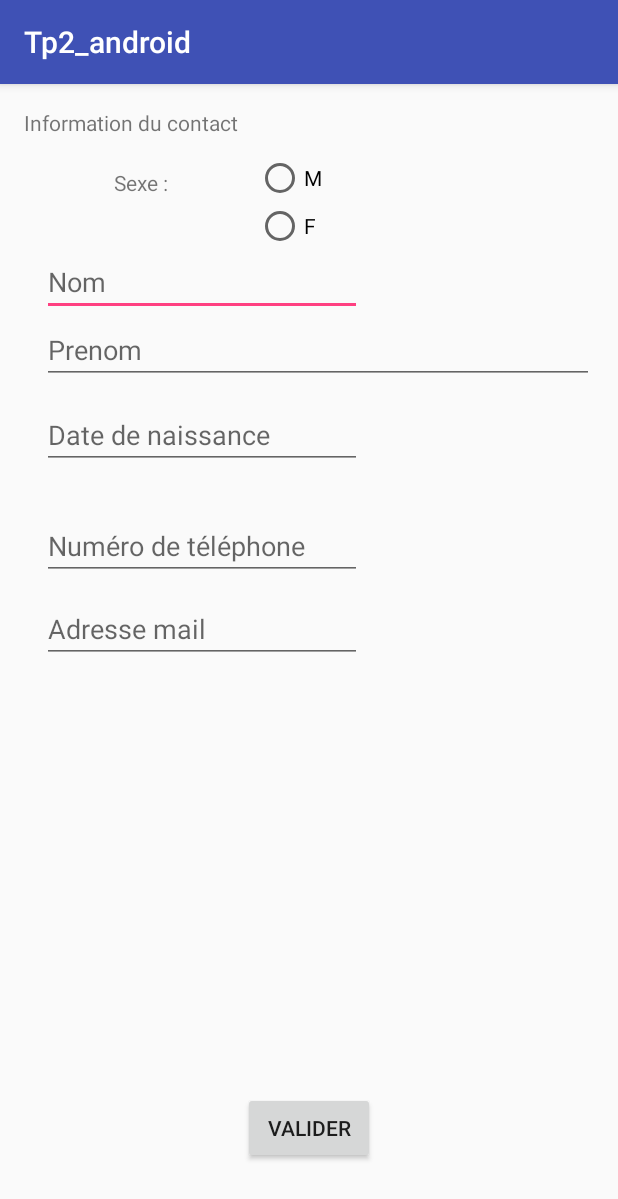
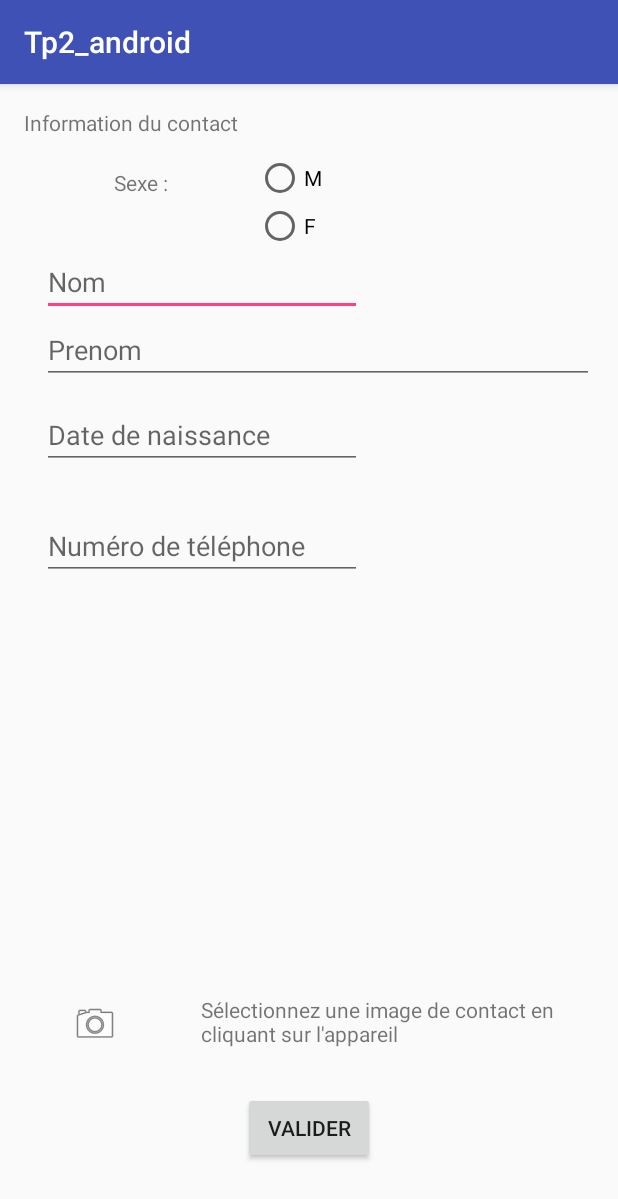
Before and after one commit to Jeremy-Duval/Tp-Android, an Android app: the newContact screen opened directly, with no data from a screen before it, on a phone screen of 412 x 824 dp. Shown: the top 1199 px of the screen. Run offline under Robolectric (Android 15) with nearby library versions, the phone set to English and light mode, and no system bars.

Commit message:
starting management photo contact

```diff
--- a/Listes_exo3/app/build.gradle
+++ b/Listes_exo3/app/build.gradle
@@ -26,4 +26,6 @@ dependencies {
     })
     compile 'com.android.support:appcompat-v7:25.1.1'
     testCompile 'junit:junit:4.12'
+    compile 'com.google.code.gson:gson:2.2.4'
+    compile 'com.android.support:design:25.1.1'
 }
--- a/Listes_exo3/app/src/main/AndroidManifest.xml
+++ b/Listes_exo3/app/src/main/AndroidManifest.xml
@@ -1,6 +1,7 @@
 <?xml version="1.0" encoding="utf-8"?>
 <manifest xmlns:android="http://schemas.android.com/apk/res/android"
     package="guevara.valentin.tp2_android">
+    <uses-permission android:name="android.permission.READ_EXTERNAL_STORAGE" />
     <uses-permission android:name="android.permission.CALL_PHONE" />
     <application
         android:allowBackup="true"
--- a/Listes_exo3/app/src/main/java/guevara/valentin/tp2_android/newContact.java
+++ b/Listes_exo3/app/src/main/java/guevara/valentin/tp2_android/newContact.java
@@ -4,12 +4,17 @@ import android.app.AlertDialog;
 import android.app.DatePickerDialog;
 import android.content.DialogInterface;
 import android.content.Intent;
+import android.database.Cursor;
+import android.net.Uri;
+import android.provider.MediaStore;
 import android.support.v7.app.AppCompatActivity;
 import android.os.Bundle;
+import android.util.Log;
 import android.view.View;
 import android.widget.Button;
 import android.widget.DatePicker;
 import android.widget.EditText;
+import android.widget.ImageView;
 import android.widget.RadioButton;
 
 import java.text.SimpleDateFormat;
@@ -18,11 +23,15 @@ import java.util.HashMap;
 import java.util.Locale;
 
 public class newContact extends AppCompatActivity {
-
+    private static final int SELECT_PICTURE = 100;
+    private static final String TAG = "MainActivity";
+    private String path;
+    private Uri selectedImageUri;
     Calendar myCalendar = Calendar.getInstance();
     EditText dateNaiss;
     RadioButton masc,fem;
-    EditText nom,prenom,numero,mail;
+    EditText nom,prenom,numero;
+    ImageView imageContact;
     Button valid;
 
     DatePickerDialog.OnDateSetListener date = new DatePickerDialog.OnDateSetListener() {
@@ -58,7 +67,7 @@ public class newContact extends AppCompatActivity {
         nom = (EditText) findViewById(R.id.editText2);
         prenom = (EditText) findViewById(R.id.editText3);
         numero = (EditText) findViewById(R.id.editText4);
-        mail =  (EditText) findViewById(R.id.editText5);
+        imageContact =  (ImageView) findViewById(R.id.imageContact);
         valid = (Button) findViewById(R.id.button);
 
         dateNaiss.setOnClickListener(new android.view.View.OnClickListener() {
@@ -72,10 +81,22 @@ public class newContact extends AppCompatActivity {
             }
         });
 
+        imageContact.setOnClickListener(new View.OnClickListener() {
+            @Override
+            public void onClick(View v) {
+                Intent intent = new Intent();
+                intent.setType("image/*");
+                intent.setAction(Intent.ACTION_GET_CONTENT);
+                startActivityForResult(Intent.createChooser(intent, "Select Picture"), SELECT_PICTURE);
+            }
+        });
+
+
+
         valid.setOnClickListener(new View.OnClickListener() {
             @Override
             public void onClick(View v) {
-                if((!masc.isChecked() && !fem.isChecked()) || nom.getText().toString().equals("") || prenom.getText().toString().equals("") || numero.getText().toString().equals("") || dateNaiss.getText().toString().equals("")  || mail.getText().toString().equals("")){
+                if((!masc.isChecked() && !fem.isChecked()) || nom.getText().toString().equals("") || prenom.getText().toString().equals("") || numero.getText().toString().equals("") || dateNaiss.getText().toString().equals("")){
                     //nom.setText(prenom.getText().toString());
                     new AlertDialog.Builder(newContact.this)
                             .setTitle("Remplir tous les champs")
@@ -92,7 +113,7 @@ public class newContact extends AppCompatActivity {
                     element.put("nom", nom.getText().toString());
                     element.put("prenom", prenom.getText().toString());
                     element.put("numero", numero.getText().toString());
-                    element.put("mail", mail.getText().toString());
+                    element.put("image", String.valueOf(selectedImageUri));
                     element.put("dateNaiss", dateNaiss.getText().toString());
 
                     if(masc.isChecked()){
@@ -109,4 +130,32 @@ public class newContact extends AppCompatActivity {
             }
         });
     }
+
+    public void onActivityResult(int requestCode, int resultCode, Intent data) {
+        if (resultCode == RESULT_OK) {
+            if (requestCode == SELECT_PICTURE) {
+                // Get the url from data
+                selectedImageUri = data.getData();
+                if (null != selectedImageUri) {
+                    // Get the path from the Uri
+                    path = getPathFromURI(selectedImageUri);
+                    Log.i(TAG, "Image Path : " + path);
+                    // Set the image in ImageView
+                    imageContact.setImageURI(selectedImageUri);
+                }
+            }
+        }
+    }
+
+    public String getPathFromURI(Uri contentUri) {
+        String res = null;
+        String[] proj = {MediaStore.Images.Media.DATA};
+        Cursor cursor = getContentResolver().query(contentUri, proj, null, null, null);
+        if (cursor.moveToFirst()) {
+            int column_index = cursor.getColumnIndexOrThrow(MediaStore.Images.Media.DATA);
+            res = cursor.getString(column_index);
+        }
+        cursor.close();
+        return res;
+    }
 }
--- a/Listes_exo3/app/src/main/res/layout/activity_new_contact.xml
+++ b/Listes_exo3/app/src/main/res/layout/activity_new_contact.xml
@@ -1,5 +1,6 @@
 <?xml version="1.0" encoding="utf-8"?>
 <RelativeLayout xmlns:android="http://schemas.android.com/apk/res/android"
+    xmlns:app="http://schemas.android.com/apk/res-auto"
     xmlns:tools="http://schemas.android.com/tools"
     android:id="@+id/activity_main"
     android:layout_width="match_parent"
@@ -90,17 +91,6 @@
     <EditText
         android:layout_width="wrap_content"
         android:layout_height="wrap_content"
-        android:inputType="textEmailAddress"
-        android:ems="10"
-        android:layout_marginTop="10dp"
-        android:id="@+id/editText5"
-        android:hint="Adresse mail"
-        android:layout_below="@+id/editText4"
-        android:layout_alignStart="@+id/editText4" />
-
-    <EditText
-        android:layout_width="wrap_content"
-        android:layout_height="wrap_content"
         android:inputType="textPersonName"
         android:ems="10"
         android:id="@+id/editTextdateNaiss"
@@ -119,4 +109,23 @@
         android:layout_alignParentBottom="true"
         android:layout_centerHorizontal="true" />
 
+    <ImageView
+        android:layout_width="wrap_content"
+        android:layout_height="wrap_content"
+        app:srcCompat="@android:drawable/ic_menu_camera"
+        android:layout_above="@+id/button"
+        android:layout_alignStart="@+id/editText4"
+        android:layout_marginStart="19dp"
+        android:layout_marginBottom="29dp"
+        android:id="@+id/imageContact" />
+
+    <TextView
+        android:text="Sélectionnez une image de contact en cliquant sur l'appareil"
+        android:layout_width="wrap_content"
+        android:layout_height="wrap_content"
+        android:layout_alignBottom="@+id/imageContact"
+        android:layout_toEndOf="@+id/textView5"
+        android:layout_marginStart="22dp"
+        android:id="@+id/textView4" />
+
 </RelativeLayout>
--- a/Listes_exo3/build.gradle
+++ b/Listes_exo3/build.gradle
@@ -3,6 +3,7 @@
 buildscript {
     repositories {
         jcenter()
+        mavenCentral()
     }
     dependencies {
         classpath 'com.android.tools.build:gradle:2.2.3'
```
Also changed, not shown: Listes_exo3/app/src/main/java/guevara/valentin/tp2_android/MainActivity.java (+37 -14 lines).
